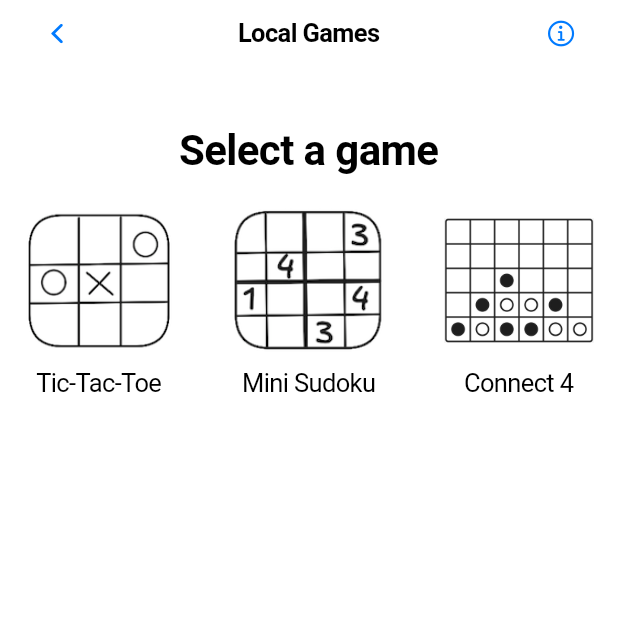
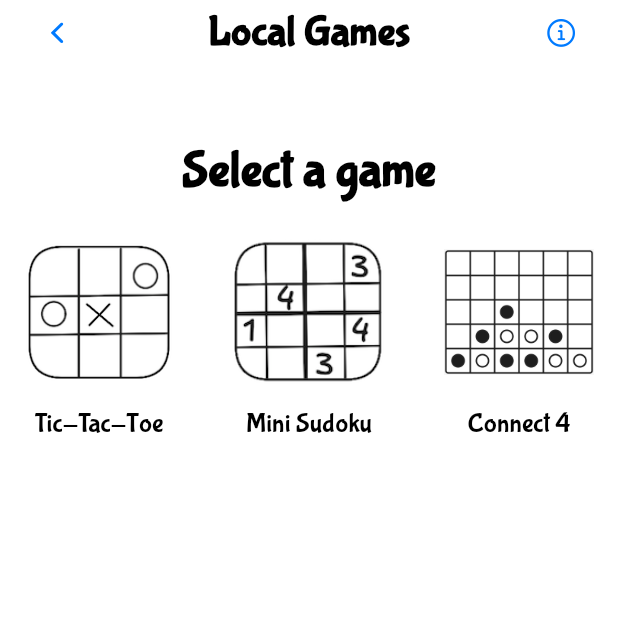
Before and after one commit to wiktorzakmateusz/games_app, a Flutter app: the HomePage screen opened by its route, on a phone screen of 412 x 824 dp, the top half of it. Run offline on Flutter 3.47's test engine with Material 3 defaults, Android fonts, the phone set to English and light mode, and no system bars; our stand-ins replace cloud_firestore, dartz, equatable, firebase_auth, firebase_core, flutter_bloc and 2 more; accounts and stored records are empty; network calls fail.

Commit message:
Add typography system and apply styles to text elements

```diff
--- a/lib/app.dart
+++ b/lib/app.dart
@@ -17,6 +17,7 @@ import 'features/lobby/presentation/cubit/lobby_list_cubit.dart';
 import 'features/lobby/presentation/cubit/lobby_waiting_cubit.dart';
 import 'features/lobby/presentation/pages/lobby_list_page.dart';
 import 'features/lobby/presentation/pages/lobby_waiting_page.dart';
+import 'core/theme/app_typography.dart';
 
 class MyApp extends StatelessWidget {
   const MyApp({super.key});
@@ -28,10 +29,13 @@ class MyApp extends StatelessWidget {
       child: CupertinoApp(
         debugShowCheckedModeBanner: false,
         title: 'Mini Games',
-        theme: const CupertinoThemeData(
+        theme: CupertinoThemeData(
           primaryColor: CupertinoColors.systemBlue,
           scaffoldBackgroundColor: CupertinoColors.systemBackground,
           brightness: Brightness.light,
+          textTheme: AppTypography.createTextTheme(
+            primaryColor: CupertinoColors.black,
+          ),
         ),
         initialRoute: '/',
         onGenerateRoute: (settings) {
--- /dev/null
+++ b/lib/core/theme/app_typography.dart
@@ -0,0 +1,144 @@
+import 'package:flutter/cupertino.dart';
+
+class AppTypography {
+  static const String fontFamily = 'Bubblegum Sans';
+
+  static const double baseFontSize = 18.0;
+
+  static const FontWeight regular = FontWeight.w400;
+  static const FontWeight medium = FontWeight.w500;
+  static const FontWeight semiBold = FontWeight.w600;
+  static const FontWeight bold = FontWeight.w700;
+
+  static const double lineHeight = 1.6;
+
+  static CupertinoTextThemeData createTextTheme({
+    Color primaryColor = CupertinoColors.black,
+  }) {
+    return CupertinoTextThemeData(
+      primaryColor: primaryColor,
+
+      textStyle: TextStyle(
+        fontFamily: fontFamily.isEmpty ? null : fontFamily,
+        fontSize: baseFontSize,
+        fontWeight: regular,
+        height: lineHeight,
+        color: primaryColor,
+      ),
+
+      actionTextStyle: TextStyle(
+        fontFamily: fontFamily.isEmpty ? null : fontFamily,
+        fontSize: baseFontSize,
+        fontWeight: semiBold,
+        color: CupertinoColors.activeBlue,
+      ),
+
+      navTitleTextStyle: TextStyle(
+        fontFamily: fontFamily.isEmpty ? null : fontFamily,
+        fontSize: 27.99,
+        fontWeight: bold,
+        color: primaryColor,
+      ),
+
+      navLargeTitleTextStyle: TextStyle(
+        fontFamily: fontFamily.isEmpty ? null : fontFamily,
+        fontSize: 40.31,
+        fontWeight: bold,
+        color: primaryColor,
+      ),
+    );
+  }
+}
+
+class TextStyles {
+  static TextStyle get h1 => TextStyle(
+        fontFamily: AppTypography.fontFamily.isEmpty ? null : AppTypography.fontFamily,
+        fontSize: 40.31,
+        fontWeight: AppTypography.bold,
+        height: AppTypography.lineHeight,
+      );
+
+  static TextStyle get h2 => TextStyle(
+        fontFamily: AppTypography.fontFamily.isEmpty ? null : AppTypography.fontFamily,
+        fontSize: 33.59,
+        fontWeight: AppTypography.bold,
+        height: AppTypography.lineHeight,
+      );
+
+  static TextStyle get h3 => TextStyle(
+        fontFamily: AppTypography.fontFamily.isEmpty ? null : AppTypography.fontFamily,
+        fontSize: 27.99,
+        fontWeight: AppTypography.bold,
+        height: AppTypography.lineHeight,
+      );
+
+  static TextStyle get h4 => TextStyle(
+        fontFamily: AppTypography.fontFamily.isEmpty ? null : AppTypography.fontFamily,
+        fontSize: 23.33,
+        fontWeight: AppTypography.bold,
+        height: AppTypography.lineHeight,
+      );
+
+  static TextStyle get h5 => TextStyle(
+        fontFamily: AppTypography.fontFamily.isEmpty ? null : AppTypography.fontFamily,
+        fontSize: 19.44,
+        fontWeight: AppTypography.bold,
+        height: AppTypography.lineHeight,
+      );
+
+  static TextStyle get h6 => TextStyle(
+        fontFamily: AppTypography.fontFamily.isEmpty ? null : AppTypography.fontFamily,
+        fontSize: 16.20,
+        fontWeight: AppTypography.bold,
+        height: AppTypography.lineHeight,
+      );
+
+  static TextStyle get bodyLarge => TextStyle(
+        fontFamily: AppTypography.fontFamily.isEmpty ? null : AppTypography.fontFamily,
+        fontSize: AppTypography.baseFontSize,
+        fontWeight: AppTypography.regular,
+        height: AppTypography.lineHeight,
+      );
+
+  static TextStyle get bodyMedium => TextStyle(
+        fontFamily: AppTypography.fontFamily.isEmpty ? null : AppTypography.fontFamily,
+        fontSize: 16.20,
+        fontWeight: AppTypography.regular,
+        height: AppTypography.lineHeight,
+      );
+
+  static TextStyle get bodySmall => TextStyle(
+        fontFamily: AppTypography.fontFamily.isEmpty ? null : AppTypography.fontFamily,
+        fontSize: 13.5,
+        fontWeight: AppTypography.regular,
+        height: AppTypography.lineHeight,
+      );
+
+  static TextStyle get paragraph => TextStyle(
+        fontFamily: AppTypography.fontFamily.isEmpty ? null : AppTypography.fontFamily,
+        fontSize: 13.5,
+        fontWeight: AppTypography.regular,
+        height: AppTypography.lineHeight,
+      );
+
+  static TextStyle get small => TextStyle(
+        fontFamily: AppTypography.fontFamily.isEmpty ? null : AppTypography.fontFamily,
+        fontSize: 11.25,
+        fontWeight: AppTypography.regular,
+        height: AppTypography.lineHeight,
+      );
+
+  static TextStyle get button => TextStyle(
+        fontFamily: AppTypography.fontFamily.isEmpty ? null : AppTypography.fontFamily,
+        fontSize: AppTypography.baseFontSize,
+        fontWeight: AppTypography.semiBold,
+        height: 1.0,
+      );
+
+  static TextStyle get caption => TextStyle(
+        fontFamily: AppTypography.fontFamily.isEmpty ? null : AppTypography.fontFamily,
+        fontSize: 9.38,
+        fontWeight: AppTypography.regular,
+        height: 1.4,
+      );
+}
--- a/lib/pages/home_page.dart
+++ b/lib/pages/home_page.dart
@@ -1,4 +1,5 @@
 import 'package:flutter/cupertino.dart';
+import '../core/theme/app_typography.dart';
 // import '../../widgets/game_button.dart';
 
 class HomePage extends StatelessWidget {
@@ -45,12 +46,9 @@ class HomePage extends StatelessWidget {
               child: Column(
                 mainAxisAlignment: MainAxisAlignment.center,
                 children: [
-                  const Text(
+                  Text(
                     'Select a game',
-                    style: TextStyle(
-                      fontSize: 28,
-                      fontWeight: FontWeight.bold,
-                    ),
+                    style: TextStyles.h2,
                   ),
                   const SizedBox(height: 20),
                   Wrap(
@@ -68,7 +66,7 @@ class HomePage extends StatelessWidget {
                             Image.asset('images/tic_tac_toe.png',
                                 width: 100, height: 100),
                             const SizedBox(height: 8),
-                            const Text('Tic-Tac-Toe'),
+                            Text('Tic-Tac-Toe', style: TextStyles.bodyLarge),
                           ],
                         ),
                       ),
@@ -82,7 +80,7 @@ class HomePage extends StatelessWidget {
                             Image.asset('images/mini_sudoku.png',
                                 width: 100, height: 100),
                             const SizedBox(height: 8),
-                            const Text('Mini Sudoku'),
+                            Text('Mini Sudoku', style: TextStyles.bodyLarge),
                           ],
                         ),
                       ),
@@ -96,7 +94,7 @@ class HomePage extends StatelessWidget {
                             Image.asset('images/connect_4.jpeg',
                                 width: 100, height: 100),
                             const SizedBox(height: 8),
-                            const Text('Connect 4'),
+                            Text('Connect 4', style: TextStyles.bodyLarge),
                           ],
                         ),
                       ),
```
Also changed, not shown: lib/core/theme/typography_example.dart (added, +108 -0 lines), pubspec.yaml (+7 -0 lines), fonts/BubblegumSans-Regular.ttf (added).
